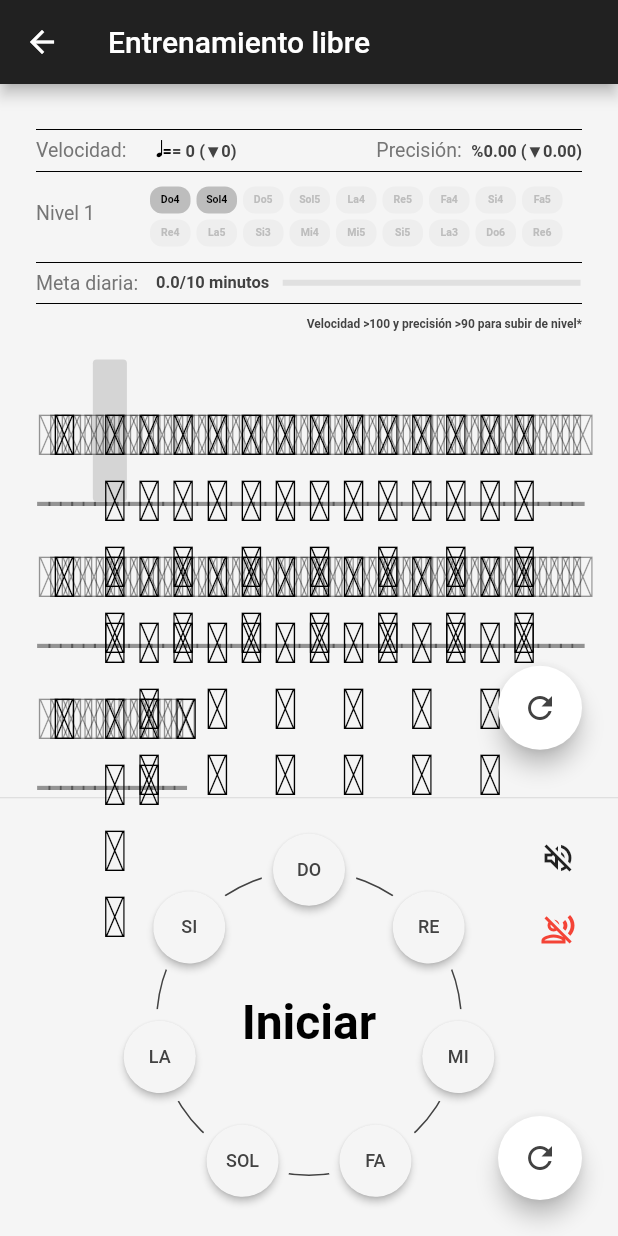
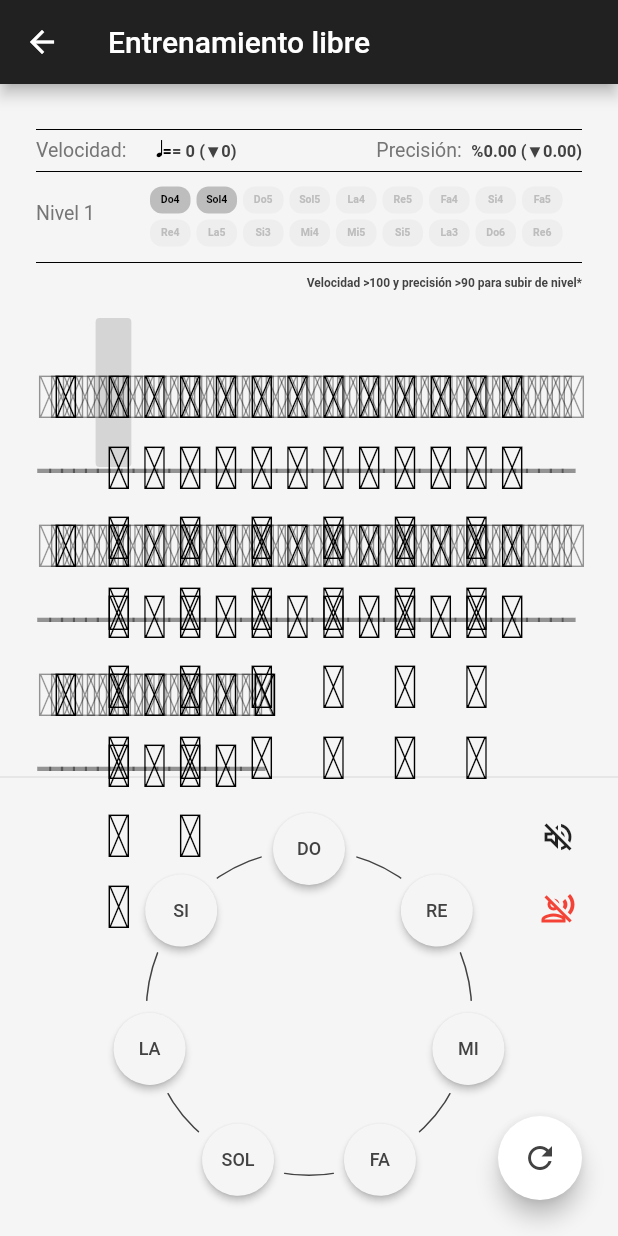
Before and after one commit to Helzio/Solfeo, a Flutter app: the LecturaLibrePage screen opened by its route, on a phone screen of 412 x 824 dp. Run offline on Flutter 3.47's test engine with Material 2 defaults, Android fonts, the light colour scheme and no system bars; our stand-ins replace auto_route, dartz, dio, flutter_riverpod, freezed_annotation, lottie and 3 more; missing offline and left inert: soundpool; accounts and stored records are empty; Roboto replaces fonts that are missing (BravuraText).

Commit message:
Clean score in lectura libre page

```diff
--- a/lib/presentation/acore/widgets/botonera/botonera.dart
+++ b/lib/presentation/acore/widgets/botonera/botonera.dart
@@ -32,9 +32,7 @@ class _BotoneraState extends ConsumerState<Botonera> {
   Widget build(BuildContext context) {
     return Scaffold(
       backgroundColor: Colors.transparent,
-      floatingActionButton: Padding(
-        padding: const EdgeInsets.only(),
-        child: FloatingActionButton(
+      floatingActionButton: FloatingActionButton(
         backgroundColor: Colors.white,
         onPressed: () {
           ref.read(lecturaEjercicioProvider.notifier).generateNotes();
@@ -42,7 +40,6 @@ class _BotoneraState extends ConsumerState<Botonera> {
         child: Icon(
           Icons.refresh,
           color: Colors.grey.shade800,
-          ),
         ),
       ),
       body: Stack(
@@ -143,7 +140,7 @@ class SpeechText extends ConsumerWidget {
         } else {
           return const Center(
             child: Text(
-              "Iniciar",
+              "",
               textAlign: TextAlign.center,
               style: TextStyle(
                 fontSize: 32,
--- a/lib/presentation/acore/widgets/score/score_widget.dart
+++ b/lib/presentation/acore/widgets/score/score_widget.dart
@@ -7,7 +7,12 @@ import 'package:solfeo/presentation/acore/widgets/score/chips/level_chip.dart';
 
 class ScoreWidget extends ConsumerWidget {
   final bool showNivel;
-  const ScoreWidget({Key? key, this.showNivel = true}) : super(key: key);
+  final bool showMetaDiaria;
+  const ScoreWidget({
+    Key? key,
+    this.showNivel = true,
+    this.showMetaDiaria = true,
+  }) : super(key: key);
 
   @override
   Widget build(BuildContext context, WidgetRef ref) {
@@ -326,10 +331,12 @@ class ScoreWidget extends ConsumerWidget {
           const SizedBox(
             height: 4,
           ),
+          if (showMetaDiaria)
             const Padding(
               padding: EdgeInsets.symmetric(vertical: 6.0),
               child: Guia(Colors.black),
             ),
+          if (showMetaDiaria)
             Row(
               children: [
                 SizedBox(
--- a/lib/presentation/pages/lectura/libre/lectura_libre_page.dart
+++ b/lib/presentation/pages/lectura/libre/lectura_libre_page.dart
@@ -26,7 +26,6 @@ class _LecturaLibrePageState extends ConsumerState<LecturaLibrePage> {
 
   @override
   Widget build(BuildContext context) {
-
     return RawKeyboardListener(
       focusNode: focusNode,
       autofocus: true,
@@ -94,7 +93,9 @@ class _LecturaLibrePageState extends ConsumerState<LecturaLibrePage> {
                     ),
                     backgroundColor: Colors.grey.shade900,
                   ),
-                const ScoreWidget(),
+                const ScoreWidget(
+                  showMetaDiaria: false,
+                ),
                 const Expanded(
                   flex: 50,
                   child: PentagramaLecturaLibre(),
--- a/lib/presentation/pages/lectura/libre/widgets/pentagrama_lectura_libre.dart
+++ b/lib/presentation/pages/lectura/libre/widgets/pentagrama_lectura_libre.dart
@@ -12,22 +12,6 @@ class PentagramaLecturaLibre extends ConsumerWidget {
         ref.watch(lecturaLibreProvider.select((value) => value.pentagrama));
     return Scaffold(
       backgroundColor: Colors.transparent,
-      floatingActionButton: Padding(
-        padding: const EdgeInsets.only(
-          right: 8.0,
-          bottom: 8,
-        ),
-        child: FloatingActionButton(
-          backgroundColor: Colors.white,
-          onPressed: () {
-            ref.read(lecturaLibreProvider.notifier).generateNotes();
-          },
-          child: Icon(
-            Icons.refresh,
-            color: Colors.grey.shade800,
-          ),
-        ),
-      ),
       body: Padding(
         padding: const EdgeInsets.symmetric(horizontal: 24.0),
         child: LayoutBuilder(
```
Lines whose indentation alone changed are shown as unchanged.
